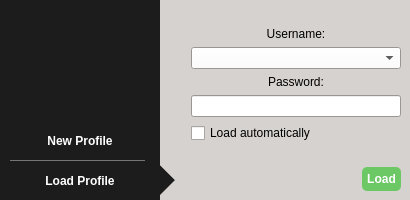
Qt form src/loginscreen.ui (qTox/qTox) before a commit.
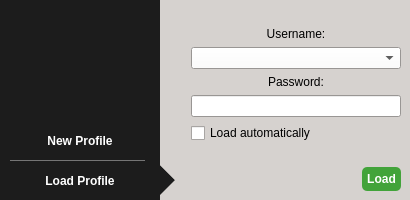
The same form after that commit. Icons and pictures are not drawn.

Commit message:
Login page: make "Create" and "Load" buttons use darker green
Change should make it easier to read text.

fixes #2333

What changed in the file:
```diff
--- a/src/loginscreen.ui
+++ b/src/loginscreen.ui
@@ -1003,7 +1003,7 @@
               <string notr="true">border-radius:5px;
 padding:5px;
 color:white;
-background-color:#6cc865;</string>
+background-color:#42a33a;</string>
              </property>
              <property name="text">
               <string>Load</string>
```
Left out of the diff: 2 changed lines with no effect on the pictures.
